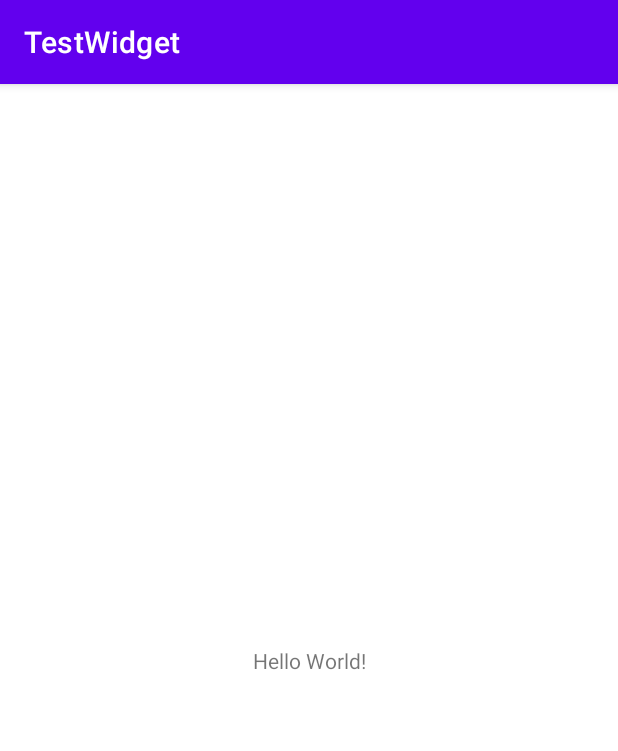
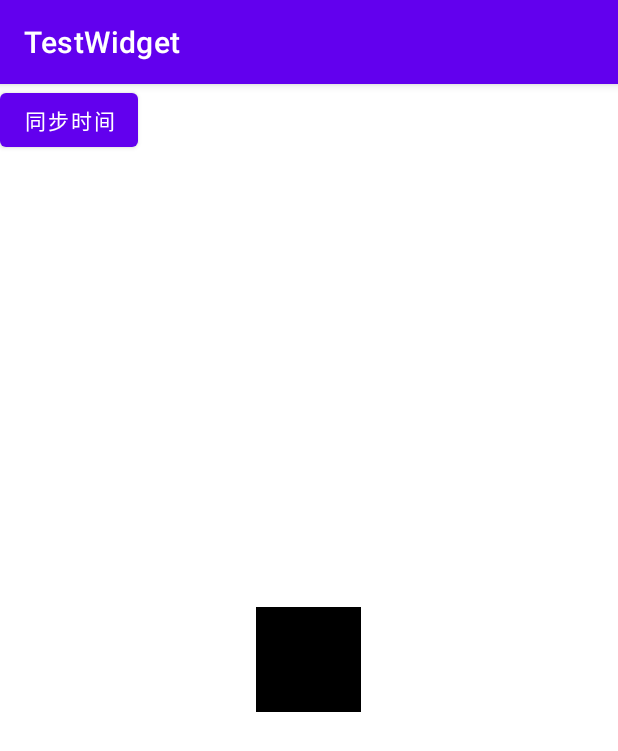
Before and after one commit to liyuhaolol/TestWidget, an Android app: the screen it shows after launch (MainActivity), on a phone screen of 412 x 824 dp. Shown: the top 751 px of the screen. Run offline under Robolectric (Android 15) with nearby library versions, the phone set to English and light mode, and no system bars; libraries missing offline, so code that uses them is left out: jp.wasabeef.glide, spa.lyh.cn; 3 statements that could not run were skipped.

Commit message:
一个逻辑基本完成

```diff
--- a/app/build.gradle
+++ b/app/build.gradle
@@ -31,4 +31,8 @@ dependencies {
     implementation 'androidx.appcompat:appcompat:1.3.1'
     implementation 'com.google.android.material:material:1.4.0'
     implementation 'androidx.constraintlayout:constraintlayout:2.1.0'
+    //图片加载框架
+    implementation "com.github.liyuhaolol:glideutils:1.1.6"
+    //通用的工具类
+    implementation "com.github.liyuhaolol:CommonUtils:1.2.2"
 }
--- a/app/src/main/java/spa/lyh/cn/testwidget/MainActivity.java
+++ b/app/src/main/java/spa/lyh/cn/testwidget/MainActivity.java
@@ -1,14 +1,52 @@
 package spa.lyh.cn.testwidget;
 
+import androidx.annotation.NonNull;
+import androidx.annotation.Nullable;
 import androidx.appcompat.app.AppCompatActivity;
 
+import android.app.PendingIntent;
+import android.appwidget.AppWidgetManager;
+import android.content.Intent;
+import android.graphics.Bitmap;
+import android.graphics.drawable.Drawable;
 import android.os.Bundle;
+import android.view.View;
+import android.view.WindowManager;
+import android.widget.ImageView;
+
+import com.bumptech.glide.load.resource.bitmap.RoundedCorners;
+import com.bumptech.glide.request.RequestOptions;
+import com.bumptech.glide.request.target.CustomTarget;
+import com.bumptech.glide.request.transition.Transition;
+
+import jp.wasabeef.glide.transformations.RoundedCornersTransformation;
+import spa.lyh.cn.lib_image.app.ImageLoadUtil;
+import spa.lyh.cn.lib_utils.PixelUtils;
 
 public class MainActivity extends AppCompatActivity {
+    private ImageView iv;
 
     @Override
     protected void onCreate(Bundle savedInstanceState) {
         super.onCreate(savedInstanceState);
+        getWindow().addFlags(WindowManager.LayoutParams.FLAG_SECURE);
         setContentView(R.layout.activity_main);
+        iv = findViewById(R.id.iv);
+        /*RequestOptions options = new RequestOptions();
+        options = options.apply(RequestOptions.bitmapTransform(new RoundedCornersTransformation(PixelUtils.dip2px(this,10),0, RoundedCornersTransformation.CornerType.ALL)));*/
+        RoundedCorners corners = new RoundedCorners(PixelUtils.dip2px(this,10));
+        RequestOptions options = new RequestOptions().transform(corners);
+        ImageLoadUtil.displayImage(this,R.drawable.doge,iv,options);
+
+        Intent intent = new Intent(AppWidgetManager.ACTION_APPWIDGET_UPDATE);
+        sendBroadcast(intent);
+    }
+
+    public void onClick(View v){
+        /*Intent intent = new Intent(this,TestWidgetProvider.class);
+        intent.setAction(AppWidgetManager.ACTION_APPWIDGET_UPDATE);*/
+        Intent intent = new Intent(AppWidgetManager.ACTION_APPWIDGET_UPDATE);
+        sendBroadcast(intent);
+
     }
 }
--- a/app/src/main/res/layout/activity_main.xml
+++ b/app/src/main/res/layout/activity_main.xml
@@ -1,18 +1,28 @@
 <?xml version="1.0" encoding="utf-8"?>
-<androidx.constraintlayout.widget.ConstraintLayout xmlns:android="http://schemas.android.com/apk/res/android"
+<RelativeLayout xmlns:android="http://schemas.android.com/apk/res/android"
     xmlns:app="http://schemas.android.com/apk/res-auto"
     xmlns:tools="http://schemas.android.com/tools"
     android:layout_width="match_parent"
     android:layout_height="match_parent"
     tools:context=".MainActivity">
 
-    <TextView
+    <RelativeLayout
+        android:layout_width="70dp"
+        android:layout_height="70dp"
+        android:layout_centerInParent="true"
+        android:background="#000000">
+        <ImageView
+            android:id="@+id/iv"
+            android:layout_width="40dp"
+            android:layout_height="40dp"
+            android:scaleType="fitXY"
+            android:layout_centerInParent="true"/>
+    </RelativeLayout>
+
+    <Button
         android:layout_width="wrap_content"
         android:layout_height="wrap_content"
-        android:text="Hello World!"
-        app:layout_constraintBottom_toBottomOf="parent"
-        app:layout_constraintLeft_toLeftOf="parent"
-        app:layout_constraintRight_toRightOf="parent"
-        app:layout_constraintTop_toTopOf="parent" />
+        android:text="同步时间"
+        android:onClick="onClick"/>
 
-</androidx.constraintlayout.widget.ConstraintLayout>
+</RelativeLayout>
--- a/app/src/main/res/layout/widget_test.xml
+++ b/app/src/main/res/layout/widget_test.xml
@@ -6,7 +6,7 @@
         android:layout_width="180dp"
         android:layout_height="40dp"
         android:orientation="horizontal"
-        android:background="@drawable/shape_corner_4dp">
+        android:background="@drawable/shape_corner_10dp">
         <TextView
             android:id="@+id/tv"
             android:layout_width="140dp"
@@ -18,7 +18,6 @@
             android:id="@+id/doge_imageView"
             android:layout_width="40dp"
             android:layout_height="40dp"
-            android:scaleType="fitXY"
-            android:src="@drawable/doge"/>
+            android:scaleType="fitXY"/>
     </LinearLayout>
 </RelativeLayout>
--- a/build.gradle
+++ b/build.gradle
@@ -12,6 +12,7 @@ buildscript {
     }
 }
 
+
 task clean(type: Delete) {
     delete rootProject.buildDir
 }
--- a/settings.gradle
+++ b/settings.gradle
@@ -3,7 +3,7 @@ dependencyResolutionManagement {
     repositories {
         google()
         mavenCentral()
-        jcenter() // Warning: this repository is going to shut down soon
+        maven{url'https://jitpack.io'}
     }
 }
 rootProject.name = "TestWidget"
```
Also changed, not shown: app/src/main/java/spa/lyh/cn/testwidget/MyUtils.java (added, +54 -0 lines), app/src/main/java/spa/lyh/cn/testwidget/TestWidgetProvider.java (+47 -3 lines), app/src/main/res/drawable/shape_corner_10dp.xml (renamed from app/src/main/res/drawable/shape_corner_4dp.xml).
